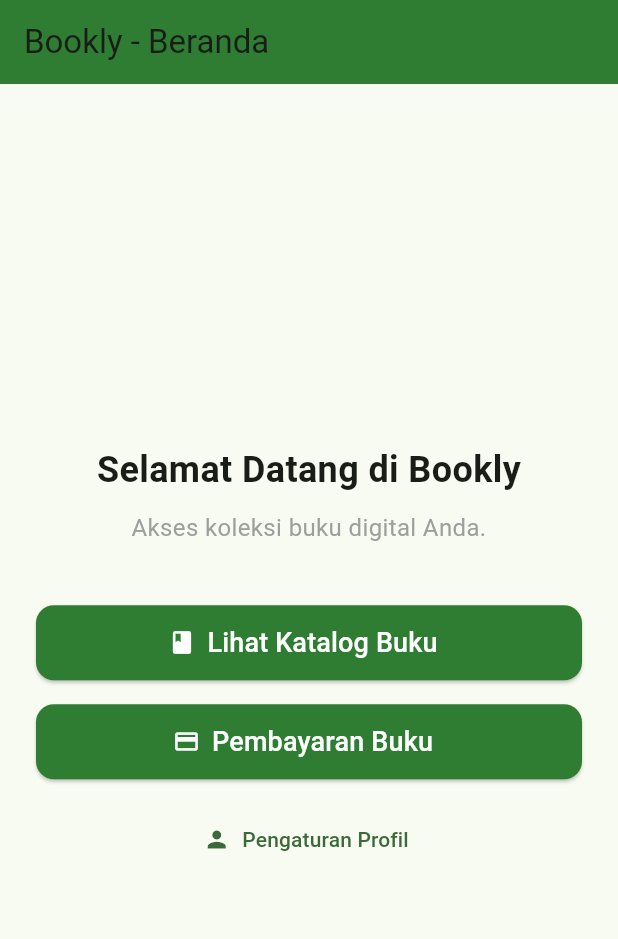
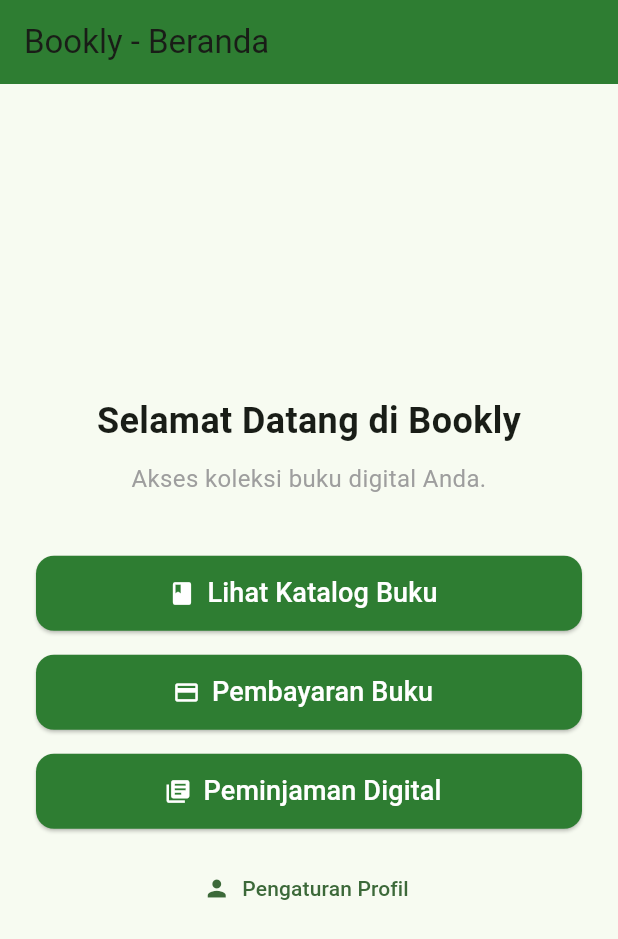
Before and after one commit to BangJems12/Bookly_MP, a Flutter app: the HomeScreen screen opened by its route, on a phone screen of 412 x 824 dp. Shown: the top 939 px of the screen. Run offline on Flutter 3.47's test engine with Material 3 defaults, Android fonts, the phone set to English and light mode, and no system bars.

Commit message:
UI PeminjamanScreen, routing main.dart, dan tombol di HomeScreen

```diff
--- a/lib/lib2/HomeScreen.dart
+++ b/lib/lib2/HomeScreen.dart
@@ -76,6 +76,29 @@ class HomeScreen extends StatelessWidget {
               ),
               const SizedBox(height: 16),
 
+              // Tombol Peminjaman Digital (BARU)
+              SizedBox(
+                width: double.infinity,
+                height: 50,
+                child: ElevatedButton.icon(
+                  onPressed: () {
+                    Navigator.pushNamed(context, "/peminjaman");
+                  },
+                  icon: const Icon(Icons.library_books, color: Colors.white),
+                  label: const Text(
+                    "Peminjaman Digital",
+                    style: TextStyle(fontSize: 18, color: Colors.white),
+                  ),
+                  style: ElevatedButton.styleFrom(
+                    backgroundColor: const Color(0xFF2E7D32),
+                    shape: RoundedRectangleBorder(
+                      borderRadius: BorderRadius.circular(12),
+                    ),
+                  ),
+                ),
+              ),
+              const SizedBox(height: 16),
+
               // Tombol ke Profil
               TextButton.icon(
                 onPressed: () {
--- a/lib/main.dart
+++ b/lib/main.dart
@@ -6,6 +6,7 @@ import 'lib2/LupaPasswordScreen.dart';
 import 'lib2/ProfileScreen.dart';
 import 'lib2/CatalogScreen.dart';
 import 'lib2/Pembayaran.dart'; // <-- import Pembayaran
+import 'lib2/PeminjamanScreen.dart';
 
 void main() {
   runApp(const MyApp());
@@ -32,6 +33,7 @@ class MyApp extends StatelessWidget {
         "/home": (context) => const HomeScreen(),
         "/catalog": (context) => const CatalogScreen(),
         "/pembayaran": (context) => const Pembayaran(), // <-- route pembayaran
+        "/peminjaman": (context) => const PeminjamanScreen(),
       },
     );
   }
```
Also changed, not shown: lib/lib2/PeminjamanScreen.dart (added, +123 -0 lines).
